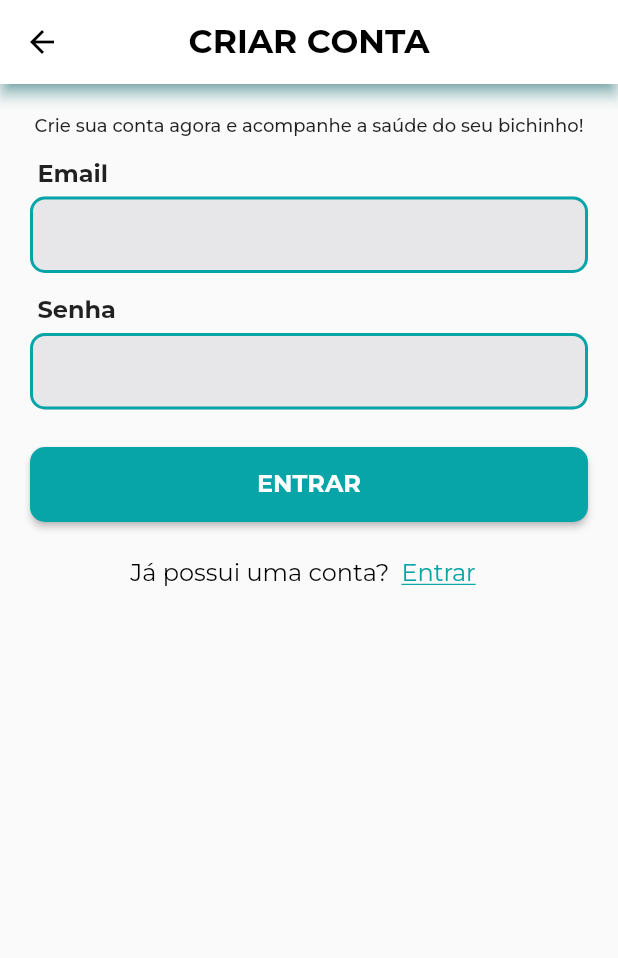
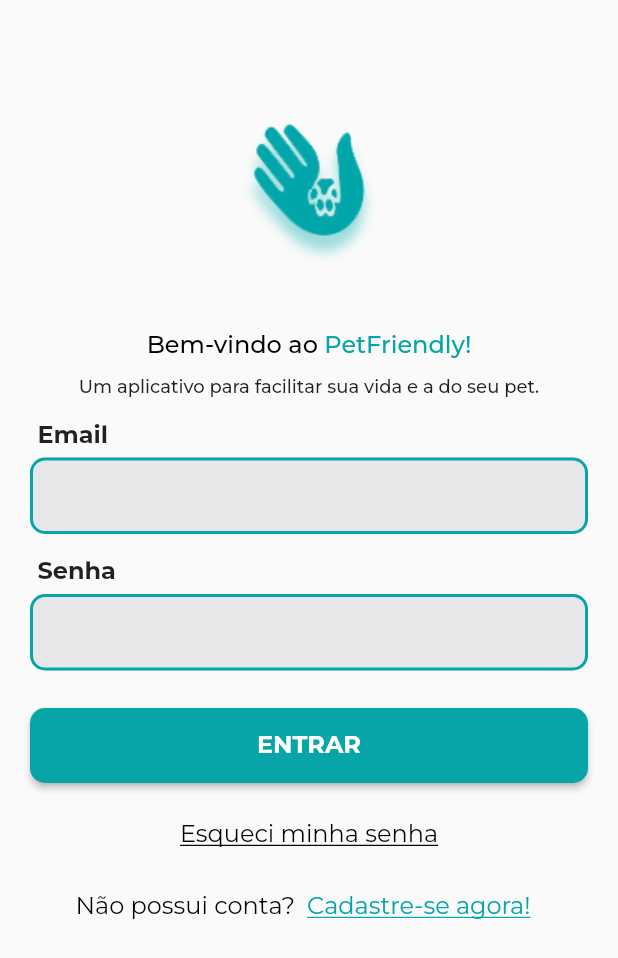
Before and after one commit to flaviont12/petfriendly, a Flutter app: the LoginView screen opened directly, on a phone screen of 412 x 824 dp. Shown: the top 958 px of the screen. Run offline on Flutter 3.47's test engine with Material 2 defaults, Android fonts, the phone set to English and light mode, and no system bars; our stand-ins replace firebase_auth, firebase_core; accounts and stored records are empty; project files that could hold a hidden picture were left out.

Commit message:
Navegar entre login e cadastro

```diff
--- a/lib/view/login_view.dart
+++ b/lib/view/login_view.dart
@@ -1,8 +1,6 @@
 import 'package:firebase_auth/firebase_auth.dart';
-import 'package:firebase_core/firebase_core.dart';
 import 'package:flutter/material.dart';
 
-import '../firebase_options.dart';
 import '../widgets/component_textField.dart';
 
 class LoginView extends StatefulWidget {
@@ -13,7 +11,6 @@ class LoginView extends StatefulWidget {
 }
 
 class _LoginViewState extends State<LoginView> {
-
   late final _emailController;
   late final _senhaController;
 
@@ -36,44 +33,47 @@ class _LoginViewState extends State<LoginView> {
   @override
   Widget build(BuildContext context) {
     return Scaffold(
-      appBar: AppBar(
-        leading: IconButton(
-            icon: Icon(Icons.arrow_back),
-            onPressed: () {},
-            color: Colors.black),
-        title: const Text(
-          "CRIAR CONTA",
-          style: TextStyle(
-              color: Colors.black,
-              fontFamily: 'Montserrat',
-              fontSize: 22,
-              fontWeight: FontWeight.bold),
-        ),
-        centerTitle: true,
-        backgroundColor: Colors.white,
-        shadowColor: Color(0xFF07A5A8),
-      ),
-      body: FutureBuilder(
-        future: Firebase.initializeApp(
-          options: DefaultFirebaseOptions.currentPlatform,
-        ),
-        builder: (context, snapshot) {
-          switch (snapshot.connectionState) {
-            case ConnectionState.done:
-              return SingleChildScrollView(
+        body: SingleChildScrollView(
           child: Padding(
-                  //padding: EdgeInsets.fromLTRB(20, MediaQuery.of(context).size.height * 0.2, 20, 0),
+            // padding: EdgeInsets.fromLTRB(20, MediaQuery.of(context).size.height * 0.2, 20, 0),
             padding: EdgeInsets.fromLTRB(20, 100 * 0.2, 20, 0),
             child: Column(
               //crossAxisAlignment: CrossAxisAlignment.start,
               children: [
+                logoWidget("assets/images/Logo - Petfriendly.png"),
+                Column(
+                  children: [
+                    RichText(text: const TextSpan(
+                        children: [
+                          TextSpan(
+                            text: "Bem-vindo ao ",
+                            style: TextStyle(
+                                color: Colors.black,
+                                fontFamily: 'Montserrat',
+                                fontSize: 16,
+                                fontWeight: FontWeight.w500),
+                          ),
+                          TextSpan(
+                            text: "PetFriendly!",
+                            style: TextStyle(
+                              color: Color(0xFF07A5A8),
+                              fontFamily: 'Montserrat',
+                              fontSize: 16,
+                              fontWeight: FontWeight.w500,
+                            )
+                          ),
+                        ]
+                    )),
+                    SizedBox(height: 10),
                     const Text(
-                        "Crie sua conta agora e acompanhe a saúde do seu bichinho!",
+                      "Um aplicativo para facilitar sua vida e a do seu pet.",
                       textAlign: TextAlign.center,
                       style: TextStyle(
                           fontFamily: 'Montserrat',
                           fontSize: 12,
                           fontWeight: FontWeight.w500),
+                    ),
+                  ],
                 ),
                 reusableTextField("Email", false, _emailController),
                 reusableTextField("Senha", true, _senhaController),
@@ -86,18 +86,18 @@ class _LoginViewState extends State<LoginView> {
                               onPressed: () async {
                                 final email = _emailController.text;
                                 final senha = _senhaController.text;
-                                      try{
+                                try {
                                   final userCredential = await FirebaseAuth
                                       .instance
                                       .signInWithEmailAndPassword(
                                       email: email, password: senha);
                                   print(userCredential);
                                 } on FirebaseAuthException catch (e) {
-                                        if(e.code == 'user-not-found') {
+                                  if (e.code == 'user-not-found') {
                                     print("Usuário não encontrado!");
-                                        }else if (e.code == 'wrong-password') {
+                                  } else if (e.code == 'wrong-password') {
                                     print("Senha incorreta!");
-                                        }else if (e.code == 'invalid-email') {
+                                  } else if (e.code == 'invalid-email') {
                                     print("E-mail inválido");
                                   }
                                 }
@@ -117,18 +117,31 @@ class _LoginViewState extends State<LoginView> {
                     ],
                   ),
                 ),
+                TextButton(
+                  onPressed: () {},
+                  child: Text("Esqueci minha senha",
+                      style: TextStyle(
+                          color: Colors.black,
+                          fontFamily: 'Montserrat',
+                          fontSize: 16,
+                          fontWeight: FontWeight.w400,
+                          decoration: TextDecoration.underline)),
+                ),
                 Row(
                   mainAxisAlignment: MainAxisAlignment.center,
                   children: [
-                          Text("Já possui uma conta?",
+                    Text("Não possui conta?",
                         style: TextStyle(
                             color: Colors.black,
                             fontFamily: 'Montserrat',
                             fontSize: 16,
                             fontWeight: FontWeight.w400)),
                     TextButton(
-                            onPressed: () {},
-                            child: Text("Entrar",
+                      onPressed: () {
+                        Navigator.of(context).pushNamedAndRemoveUntil(
+                            '/register/', (route) => false);
+                      },
+                      child: Text("Cadastre-se agora!",
                           style: TextStyle(
                               color: Color(0xFF07A5A8),
                               fontFamily: 'Montserrat',
@@ -141,12 +154,15 @@ class _LoginViewState extends State<LoginView> {
               ],
             ),
           ),
-              );
-            default:
-              return Text("Loading...");
+        ));
   }
-        },
-      ),
+}
+
+Image logoWidget(String imageName) {
+  return Image.asset(
+    imageName,
+    fit: BoxFit.fitWidth,
+    width: 200,
+    height: 200,
   );
 }
-}
```
Also changed, not shown: lib/main.dart (+18 -29 lines), lib/view/register_view.dart (+12 -23 lines), lib/view/verify_email_view.dart (added, +30 -0 lines). Lines whose indentation alone changed are shown as unchanged.
